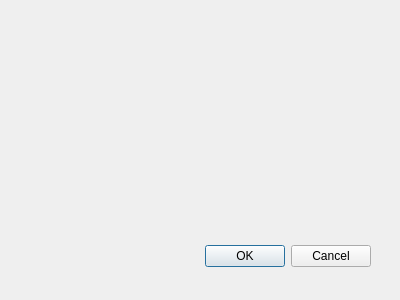
The window that DeepSkyStacker/ui/DropFilesDlg.ui (deepskystacker/DSS) describes before a commit, drawn with Qt 5.
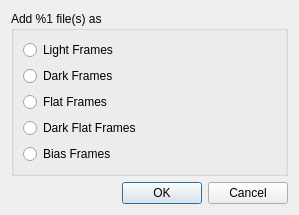
The same window after the commit.

```diff
--- a/DeepSkyStacker/ui/DropFilesDlg.ui
+++ b/DeepSkyStacker/ui/DropFilesDlg.ui
@@ -8,29 +8,69 @@
    <rect>
     <x>0</x>
     <y>0</y>
-    <width>400</width>
-    <height>300</height>
+    <width>299</width>
+    <height>212</height>
    </rect>
   </property>
   <property name="windowTitle">
    <string>Dialog</string>
   </property>
-  <widget class="QDialogButtonBox" name="buttonBox">
-   <property name="geometry">
-    <rect>
-     <x>30</x>
-     <y>240</y>
-     <width>341</width>
-     <height>32</height>
-    </rect>
-   </property>
-   <property name="orientation">
-    <enum>Qt::Horizontal</enum>
-   </property>
-   <property name="standardButtons">
-    <set>QDialogButtonBox::Cancel|QDialogButtonBox::Ok</set>
-   </property>
-  </widget>
+  <layout class="QVBoxLayout" name="verticalLayout">
+   <item>
+    <widget class="QGroupBox" name="dropFiles">
+     <property name="title">
+      <string comment="IDC_DROPFILESTEXT">Add %1 file(s) as</string>
+     </property>
+     <layout class="QVBoxLayout" name="verticalLayout_2">
+      <item>
+       <widget class="QRadioButton" name="lightFrames">
+        <property name="text">
+         <string comment="IDC_LIGHTFRAMES">Light Frames</string>
+        </property>
+       </widget>
+      </item>
+      <item>
+       <widget class="QRadioButton" name="darkFrames">
+        <property name="text">
+         <string comment="IDC_DARKFRAMES">Dark Frames</string>
+        </property>
+       </widget>
+      </item>
+      <item>
+       <widget class="QRadioButton" name="flatFrames">
+        <property name="text">
+         <string comment="IDC_FLATFRAMES">Flat Frames</string>
+        </property>
+       </widget>
+      </item>
+      <item>
+       <widget class="QRadioButton" name="darkFlatFrames">
+        <property name="text">
+         <string comment="IDC_DARKFLATFRAMES">Dark Flat Frames</string>
+        </property>
+       </widget>
+      </item>
+      <item>
+       <widget class="QRadioButton" name="biasFrames">
+        <property name="text">
+         <string>Bias Frames</string>
+        </property>
+       </widget>
+      </item>
+     </layout>
+    </widget>
+   </item>
+   <item>
+    <widget class="QDialogButtonBox" name="buttonBox">
+     <property name="orientation">
+      <enum>Qt::Horizontal</enum>
+     </property>
+     <property name="standardButtons">
+      <set>QDialogButtonBox::Cancel|QDialogButtonBox::Ok</set>
+     </property>
+    </widget>
+   </item>
+  </layout>
  </widget>
  <pixmapfunction/>
  <resources/>
```
Left out of the diff: 106 changed lines with no effect on the pictures.
